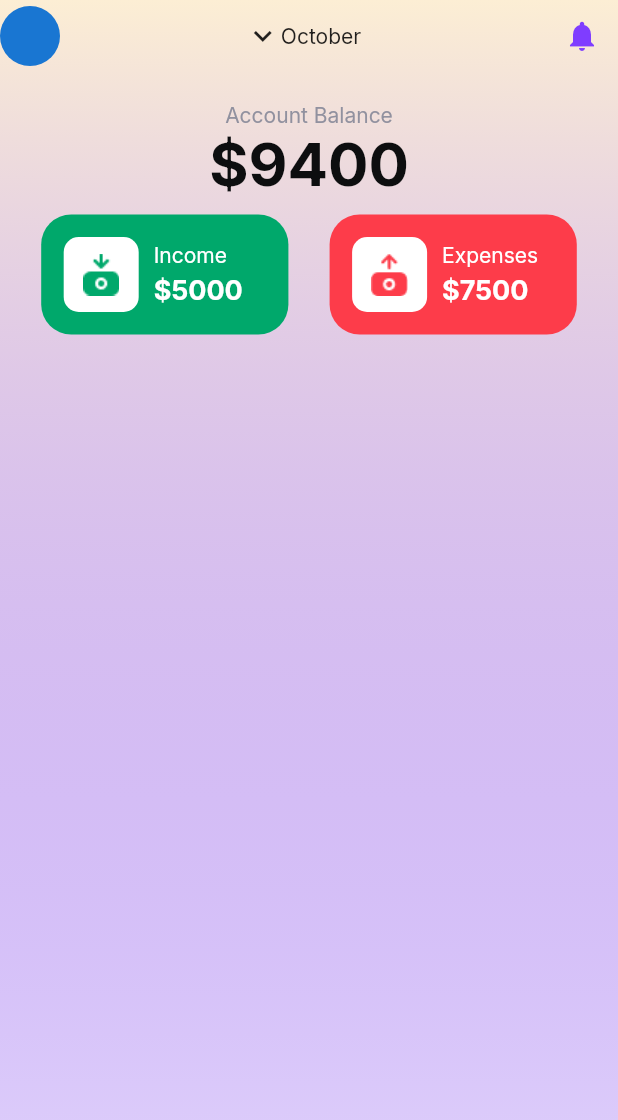
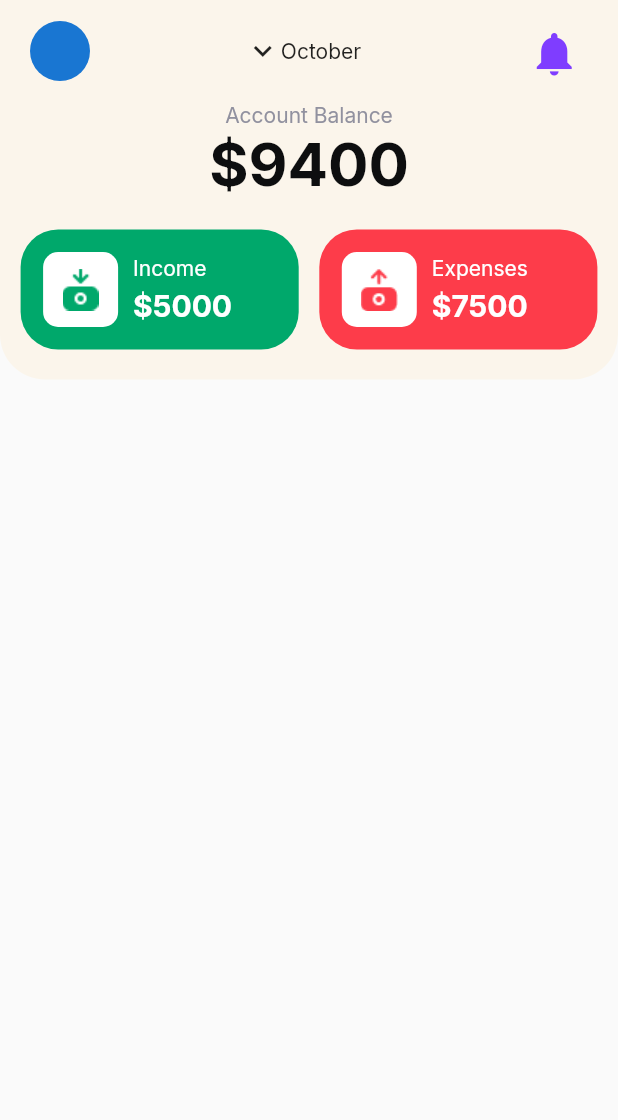
Before and after one commit to akromiafif/flutter_expense, a Flutter app: the screen it shows after launch, on a phone screen of 412 x 824 dp. Shown: the top 1120 px of the screen. Run offline on Flutter 3.47's test engine with Material 2 defaults, Android fonts, the phone set to English and light mode, and no system bars; our stand-ins replace get, google_fonts.

Commit message:
major changes

```diff
--- a/lib/app/modules/home/views/home_view.dart
+++ b/lib/app/modules/home/views/home_view.dart
@@ -11,21 +11,15 @@ class HomeView extends GetView<HomeController> {
   @override
   Widget build(BuildContext context) {
     return Scaffold(
-        body: Stack(
+      body: SafeArea(
+        child: Column(
           children: <Widget>[
             Container(
+              padding: const EdgeInsets.symmetric(horizontal: 20, vertical: 10),
               decoration: BoxDecoration(
-            gradient: LinearGradient(
-              begin: Alignment.topCenter,
-              end: Alignment.bottomCenter,
-              colors: [appYellowSoft, appPrimary.withOpacity(0.2)],
+                color: appYellowSoft.withOpacity(0.4),
               ),
-          ),
-        ),
-        SafeArea(
-          child: Column(
-            children: <Widget>[
-              Row(
+              child: Row(
                 mainAxisAlignment: MainAxisAlignment.spaceBetween,
                 children: <Widget>[
                   const CircleAvatar(),
@@ -45,11 +39,23 @@ class HomeView extends GetView<HomeController> {
                     icon: Icon(
                       Icons.notifications,
                       color: appPrimary,
+                      size: 35,
                     ),
                   )
                 ],
               ),
-              const SizedBox(height: 20),
+            ),
+            Container(
+              padding: const EdgeInsets.only(bottom: 20),
+              decoration: BoxDecoration(
+                color: appYellowSoft.withOpacity(0.4),
+                borderRadius: const BorderRadius.only(
+                  bottomLeft: Radius.circular(30),
+                  bottomRight: Radius.circular(30),
+                ),
+              ),
+              child: Column(
+                children: <Widget>[
                   Text(
                     "Account Balance",
                     style: GoogleFonts.inter(
@@ -65,7 +71,7 @@ class HomeView extends GetView<HomeController> {
                       fontWeight: FontWeight.w700,
                     ),
                   ),
-              const SizedBox(height: 10),
+                  const SizedBox(height: 20),
                   Row(
                     mainAxisAlignment: MainAxisAlignment.spaceEvenly,
                     children: const <Widget>[
@@ -83,7 +89,9 @@ class HomeView extends GetView<HomeController> {
               ),
             )
           ],
-    ));
+        ),
+      ),
+    );
   }
 }
 
@@ -100,11 +108,11 @@ class InfoBalance extends StatelessWidget {
   @override
   Widget build(BuildContext context) {
     return Container(
-      width: Get.width * 0.4,
+      width: Get.width * 0.45,
       padding: const EdgeInsets.all(15),
       decoration: BoxDecoration(
         color: isIncome ? appGreen : appRed,
-        borderRadius: BorderRadius.circular(20),
+        borderRadius: BorderRadius.circular(25),
       ),
       child: Row(
         children: <Widget>[
@@ -136,7 +144,7 @@ class InfoBalance extends StatelessWidget {
                   child: Text(
                     "\$$balance",
                     style: GoogleFonts.inter(
-                      fontSize: 18,
+                      fontSize: 20,
                       color: appWhite,
                       fontWeight: FontWeight.w700,
                     ),
--- a/lib/main.dart
+++ b/lib/main.dart
@@ -10,6 +10,7 @@ void main() {
       title: "Application",
       initialRoute: AppPages.INITIAL,
       getPages: AppPages.routes,
+      debugShowCheckedModeBanner: false,
     ),
   );
 }
```
Lines whose indentation alone changed are shown as unchanged.
